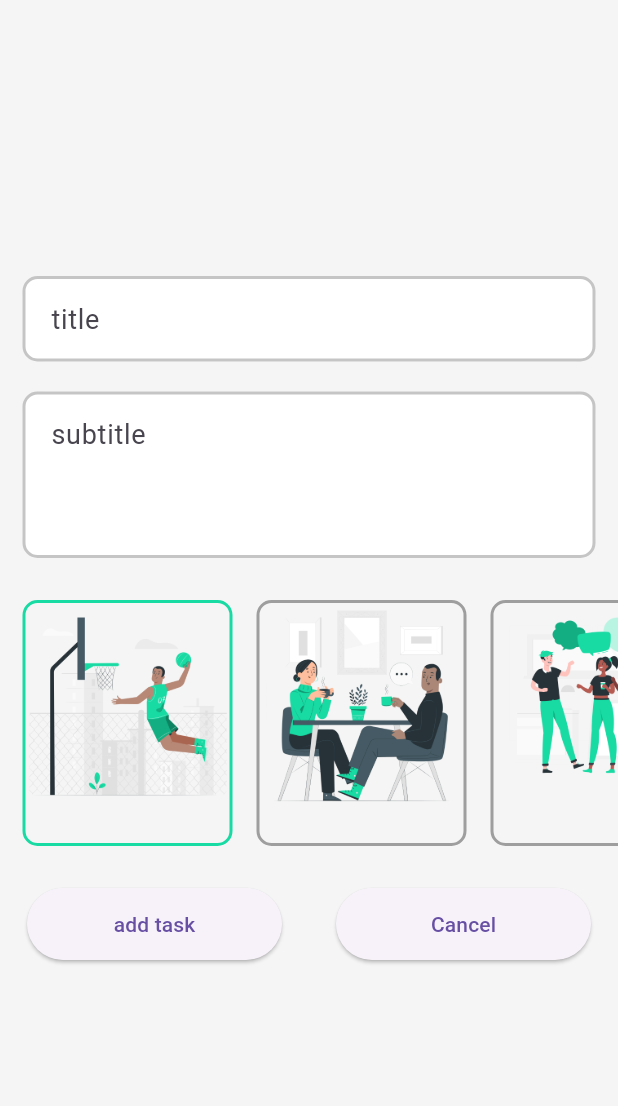
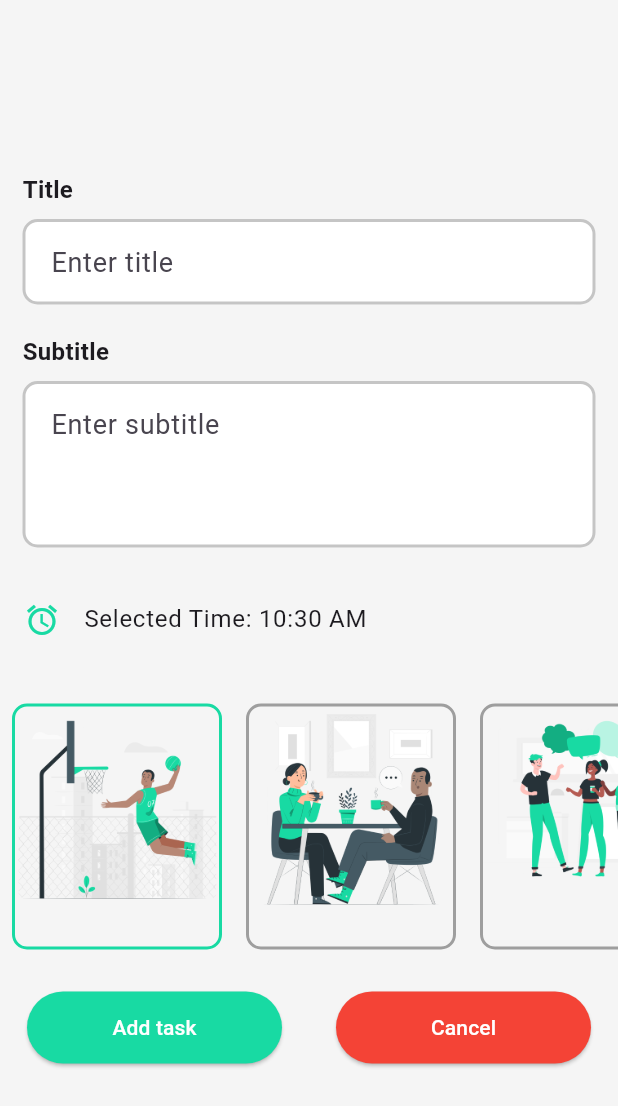
Before and after one commit to dhouha5/FlutterProject, a Flutter app: the screen it shows once a user with an empty profile is signed in, after a tap on the "add" icon, on a phone screen of 412 x 824 dp. Shown: the top 1106 px of the screen. Run offline on Flutter 3.47's test engine with Material 3 defaults, Android fonts, the phone set to English and light mode, and no system bars; our stand-ins replace cloud_firestore, firebase_auth, firebase_core; accounts and stored records are empty; network calls fail.

Commit message:
UpdateTime&logout

```diff
--- a/lib/data/firestor.dart
+++ b/lib/data/firestor.dart
@@ -21,9 +21,11 @@ class Firestore_Datasource {
     }
   }
 
-  Future<bool> AddNote(String subtitle, String title, int image) async {
+
+
+  Future<bool> AddNote(String subtitle, String title, int image,TimeOfDay selectedTime) async {
     try {
-      var uuid = Uuid().v4();
+      String uuid = Uuid().v4();
       DateTime data = new DateTime.now();
       await _firestore
           .collection('users')
@@ -35,7 +37,7 @@ class Firestore_Datasource {
         'subtitle': subtitle,
         'isDon': false,
         'image': image,
-        'time': '${data.hour}:${data.minute}',
+        'time': '${selectedTime.hour}:${selectedTime.minute}',
         'title': title,
       });
       return true;
@@ -49,6 +51,7 @@ class Firestore_Datasource {
     try {
       final notesList = snapshot.data!.docs.map((doc) {
         final data = doc.data() as Map<String, dynamic>;
+        print(data.toString());
         return Note(
           data['id'],
           data['subtitle'],
@@ -90,7 +93,7 @@ class Firestore_Datasource {
   }
 
   Future<bool> Update_Note(
-      String uuid, int image, String title, String subtitle) async {
+      String uuid, int image, String title, String subtitle , TimeOfDay selectedTime) async {
     try {
       DateTime data = new DateTime.now();
       await _firestore
@@ -99,7 +102,7 @@ class Firestore_Datasource {
           .collection('notes')
           .doc(uuid)
           .update({
-        'time': '${data.hour}:${data.minute}',
+        'time': '${selectedTime.hour}:${selectedTime.minute}',
         'subtitle': subtitle,
         'title': title,
         'image': image,
--- a/lib/screen/add_note_screen.dart
+++ b/lib/screen/add_note_screen.dart
@@ -3,16 +3,17 @@ import 'package:flutter/material.dart';
 import 'package:flutter_to_do_list/const/colors.dart';
 import 'package:flutter_to_do_list/data/firestor.dart';
 
-class Add_creen extends StatefulWidget {
-  const Add_creen({super.key});
+class Add_screen extends StatefulWidget {
+  const Add_screen({super.key});
 
   @override
-  State<Add_creen> createState() => _Add_creenState();
+  State<Add_screen> createState() => _Add_screenState();
 }
 
-class _Add_creenState extends State<Add_creen> {
+class _Add_screenState extends State<Add_screen> {
   final title = TextEditingController();
   final subtitle = TextEditingController();
+  TimeOfDay selectedTime = TimeOfDay.now();
 
   FocusNode _focusNode1 = FocusNode();
   FocusNode _focusNode2 = FocusNode();
@@ -27,7 +28,9 @@ class _Add_creenState extends State<Add_creen> {
           children: [
             title_widgets(),
             SizedBox(height: 20),
-            subtite_wedgite(),
+            subtite_widgets(),
+            SizedBox(height: 20),
+              TimeRow(context),
             SizedBox(height: 20),
             imagess(),
             SizedBox(height: 20),
@@ -38,30 +41,44 @@ class _Add_creenState extends State<Add_creen> {
     );
   }
 
+  Widget TimeRow(BuildContext context) {
+    return ListTile(
+      tileColor: Colors.transparent,
+      leading: Icon(Icons.access_alarm, color: custom_green), // Icône à gauche du texte
+      title: Text(
+        'Selected Time: ${selectedTime.format(context)}', // Texte affichant l'heure sélectionnée
+        style: TextStyle(fontSize: 16), // Style du texte
+      ),
+      onTap: () {
+        selectTime(context); // Afficher le sélecteur de temps lors du clic sur le ListTile
+      },
+    );
+  }
+
   Widget button() {
     return Row(
       mainAxisAlignment: MainAxisAlignment.spaceAround,
       children: [
         ElevatedButton(
           style: ElevatedButton.styleFrom(
-            //primary: custom_green,
+            backgroundColor: custom_green,
             minimumSize: Size(170, 48),
           ),
           onPressed: () {
-            Firestore_Datasource().AddNote(subtitle.text, title.text, indexx);
+            Firestore_Datasource().AddNote(subtitle.text, title.text, indexx,selectedTime  );
             Navigator.pop(context);
           },
-          child: Text('add task'),
+          child: Text('Add task',style: TextStyle(color: Colors.white)),
         ),
         ElevatedButton(
           style: ElevatedButton.styleFrom(
-            //primary: Colors.red,
+            backgroundColor: Colors.red,
             minimumSize: Size(170, 48),
           ),
           onPressed: () {
             Navigator.pop(context);
           },
-          child: Text('Cancel'),
+          child: Text('Cancel', style: TextStyle(color: Colors.white),),
         ),
       ],
     );
@@ -71,7 +88,7 @@ class _Add_creenState extends State<Add_creen> {
     return Container(
       height: 180,
       child: ListView.builder(
-        itemCount: 4,
+        itemCount: 5,
         scrollDirection: Axis.horizontal,
         itemBuilder: (context, index) {
           return GestureDetector(
@@ -80,8 +97,6 @@ class _Add_creenState extends State<Add_creen> {
                 indexx = index;
               });
             },
-            child: Padding(
-              padding: EdgeInsets.only(left: index == 0 ? 7 : 0),
             child: Container(
               decoration: BoxDecoration(
                 borderRadius: BorderRadius.circular(10),
@@ -98,7 +113,6 @@ class _Add_creenState extends State<Add_creen> {
                 ],
               ),
             ),
-            ),
           );
         },
       ),
@@ -108,7 +122,15 @@ class _Add_creenState extends State<Add_creen> {
   Widget title_widgets() {
     return Padding(
       padding: const EdgeInsets.symmetric(horizontal: 15),
-      child: Container(
+      child: Column(
+        crossAxisAlignment: CrossAxisAlignment.start,
+        children: [
+          Text(
+            'Title', // Étiquette pour le champ de saisie de titre
+            style: TextStyle(fontSize: 16, fontWeight: FontWeight.bold),
+          ),
+          SizedBox(height: 8), // Espacement entre l'étiquette et le champ de saisie
+          Container(
             decoration: BoxDecoration(
               color: Colors.white,
               borderRadius: BorderRadius.circular(15),
@@ -120,42 +142,7 @@ class _Add_creenState extends State<Add_creen> {
               decoration: InputDecoration(
                 contentPadding:
                 EdgeInsets.symmetric(horizontal: 15, vertical: 15),
-              hintText: 'title',
-              enabledBorder: OutlineInputBorder(
-                borderRadius: BorderRadius.circular(10),
-                borderSide: BorderSide(
-                  color: Color(0xffc5c5c5),
-                  width: 2.0,
-                ),
-              ),
-              focusedBorder: OutlineInputBorder(
-                borderRadius: BorderRadius.circular(10),
-                borderSide: BorderSide(
-                  color: custom_green,
-                  width: 2.0,
-                ),
-              )),
-        ),
-      ),
-    );
-  }
-
-  Padding subtite_wedgite() {
-    return Padding(
-      padding: const EdgeInsets.symmetric(horizontal: 15),
-      child: Container(
-        decoration: BoxDecoration(
-          color: Colors.white,
-          borderRadius: BorderRadius.circular(15),
-        ),
-        child: TextField(
-          maxLines: 3,
-          controller: subtitle,
-          focusNode: _focusNode2,
-          style: TextStyle(fontSize: 18, color: Colors.black),
-          decoration: InputDecoration(
-            contentPadding: EdgeInsets.symmetric(horizontal: 15, vertical: 15),
-            hintText: 'subtitle',
+                hintText: 'Enter title',
                 enabledBorder: OutlineInputBorder(
                   borderRadius: BorderRadius.circular(10),
                   borderSide: BorderSide(
@@ -173,6 +160,68 @@ class _Add_creenState extends State<Add_creen> {
               ),
             ),
           ),
+        ],
+      ),
     );
   }
+
+  Padding subtite_widgets() {
+    return Padding(
+      padding: const EdgeInsets.symmetric(horizontal: 15),
+      child: Column(
+        crossAxisAlignment: CrossAxisAlignment.start,
+        children: [
+          Text(
+            'Subtitle', // Étiquette pour le champ de saisie de sous-titre
+            style: TextStyle(fontSize: 16, fontWeight: FontWeight.bold),
+          ),
+          SizedBox(height: 8), // Espacement entre l'étiquette et le champ de saisie
+          Container(
+            decoration: BoxDecoration(
+              color: Colors.white,
+              borderRadius: BorderRadius.circular(15),
+            ),
+            child: TextField(
+              maxLines: 3,
+              controller: subtitle,
+              focusNode: _focusNode2,
+              style: TextStyle(fontSize: 18, color: Colors.black),
+              decoration: InputDecoration(
+                contentPadding:
+                EdgeInsets.symmetric(horizontal: 15, vertical: 15),
+                hintText: 'Enter subtitle',
+                enabledBorder: OutlineInputBorder(
+                  borderRadius: BorderRadius.circular(10),
+                  borderSide: BorderSide(
+                    color: Color(0xffc5c5c5),
+                    width: 2.0,
+                  ),
+                ),
+                focusedBorder: OutlineInputBorder(
+                  borderRadius: BorderRadius.circular(10),
+                  borderSide: BorderSide(
+                    color: custom_green,
+                    width: 2.0,
+                  ),
+                ),
+              ),
+            ),
+          ),
+        ],
+      ),
+    );
   }
+
+
+  Future<void> selectTime(BuildContext context) async {
+    final TimeOfDay? picked = await showTimePicker(
+      context: context,
+      initialTime: TimeOfDay.now(),
+
+    );
+    if (picked != null)
+      setState(() {
+        selectedTime = picked;
+      });
+  }
+}
--- a/lib/screen/home.dart
+++ b/lib/screen/home.dart
@@ -1,3 +1,4 @@
+import 'package:firebase_auth/firebase_auth.dart';
 import 'package:flutter/material.dart';
 import 'package:flutter/rendering.dart';
 import 'package:flutter_to_do_list/const/colors.dart';
@@ -5,46 +6,64 @@ import 'package:flutter_to_do_list/screen/add_note_screen.dart';
 import 'package:flutter_to_do_list/widgets/stream_note.dart';
 
 class Home_Screen extends StatefulWidget {
-  const Home_Screen({super.key});
+  const Home_Screen({Key? key}) : super(key: key);
 
   @override
   State<Home_Screen> createState() => _Home_ScreenState();
 }
 
-bool show = true;
+class _Home_ScreenState extends State<Home_Screen> {
+  bool _showFab = true;
 
-class _Home_ScreenState extends State<Home_Screen> {
   @override
   Widget build(BuildContext context) {
     return Scaffold(
+      appBar: AppBar(
+        backgroundColor: custom_green,
+        title:Text('ToDo List'),
+         actions: [
+           IconButton(onPressed: (){_signOut();}, icon: Icon(Icons.logout,color: Colors.white,)
+           )],
+      ),
       backgroundColor: backgroundColors,
-      floatingActionButton: Visibility(
-        visible: show,
+      floatingActionButton: AnimatedOpacity(
+        opacity: _showFab ? 1.0 : 0.0,
+        duration: Duration(milliseconds: 500),
         child: FloatingActionButton(
           onPressed: () {
             Navigator.of(context).push(MaterialPageRoute(
-              builder: (context) => Add_creen(),
+              builder: (context) => Add_screen(),
             ));
           },
           backgroundColor: custom_green,
-          child: Icon(Icons.add, size: 30),
+          child: Icon(Icons.add, size: 30, color: Colors.black,),
         ),
       ),
       body: SafeArea(
-        child: NotificationListener<UserScrollNotification>(
+        child: NotificationListener<ScrollNotification>(
           onNotification: (notification) {
-            if (notification.direction == ScrollDirection.forward) {
+            if (notification is ScrollStartNotification) {
+              // L'utilisateur a commencé à faire défiler
+            } else if (notification is ScrollUpdateNotification) {
+              // L'utilisateur est en train de faire défiler
+              if (notification.metrics.pixels >= notification.metrics.maxScrollExtent) {
+                // L'utilisateur fait défiler vers le bas
                 setState(() {
-                show = true;
+                  _showFab = false; // Masque le bouton flottant
+                });
+              } else if (notification.metrics.pixels <= notification.metrics.minScrollExtent) {
+                // L'utilisateur fait défiler vers le haut
+                setState(() {
+                  _showFab = true; // Affiche le bouton flottant
                 });
               }
-            if (notification.direction == ScrollDirection.reverse) {
-              setState(() {
-                show = false;
-              });
+            } else if (notification is ScrollEndNotification) {
+              // L'utilisateur a terminé de faire défiler
             }
             return true;
           },
+          child: SingleChildScrollView(
+            physics: BouncingScrollPhysics(),
             child: Column(
               children: [
                 Stream_note(false),
@@ -60,6 +79,10 @@ class _Home_ScreenState extends State<Home_Screen> {
             ),
           ),
         ),
+      ),
     );
   }
 }
+Future<void> _signOut() async {
+  await FirebaseAuth.instance.signOut();
+}
--- a/lib/screen/login.dart
+++ b/lib/screen/login.dart
@@ -41,9 +41,9 @@ class _LogIN_ScreenState extends State<LogIN_Screen> {
               SizedBox(height: 20),
               image(),
               SizedBox(height: 50),
-              textfield(email, _focusNode1, 'Email', Icons.email),
+              textfield(email, _focusNode1, 'Email', Icons.email,false),
               SizedBox(height: 10),
-              textfield(password, _focusNode2, 'Password', Icons.password),
+              textfield(password, _focusNode2, 'Password', Icons.password,true),
               SizedBox(height: 8),
               account(),
               SizedBox(height: 20),
@@ -110,7 +110,7 @@ class _LogIN_ScreenState extends State<LogIN_Screen> {
   }
 
   Widget textfield(TextEditingController _controller, FocusNode _focusNode,
-      String typeName, IconData iconss) {
+      String typeName, IconData iconss,bool isPassword) {
     return Padding(
       padding: const EdgeInsets.symmetric(horizontal: 15),
       child: Container(
@@ -119,6 +119,7 @@ class _LogIN_ScreenState extends State<LogIN_Screen> {
           borderRadius: BorderRadius.circular(15),
         ),
         child: TextField(
+          obscureText:isPassword? true:false,
           controller: _controller,
           focusNode: _focusNode,
           style: TextStyle(fontSize: 18, color: Colors.black),
--- a/lib/widgets/stream_note.dart
+++ b/lib/widgets/stream_note.dart
@@ -14,9 +14,10 @@ class Stream_note extends StatelessWidget {
         stream: Firestore_Datasource().stream(done),
         builder: (context, snapshot) {
           if (!snapshot.hasData) {
-            return CircularProgressIndicator();
+            return Center(child: CircularProgressIndicator());
           }
           final noteslist = Firestore_Datasource().getNotes(snapshot);
+
           return ListView.builder(
             shrinkWrap: true,
             itemBuilder: (context, index) {
```
Also changed, not shown: lib/main.dart (+5 -4 lines), lib/screen/edit_screen.dart (+94 -42 lines), pubspec.yaml (+2 -10 lines), firebase.json (added), lib/firebase_options.dart, pubspec.lock, 1 other file. Lines whose indentation alone changed are shown as unchanged.
